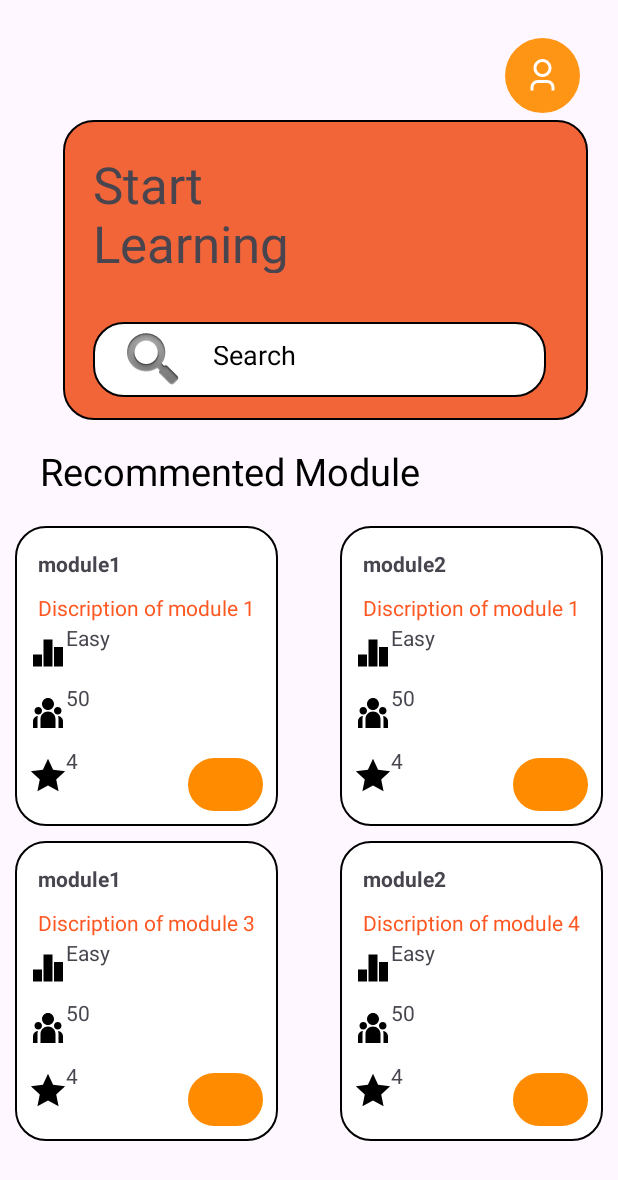
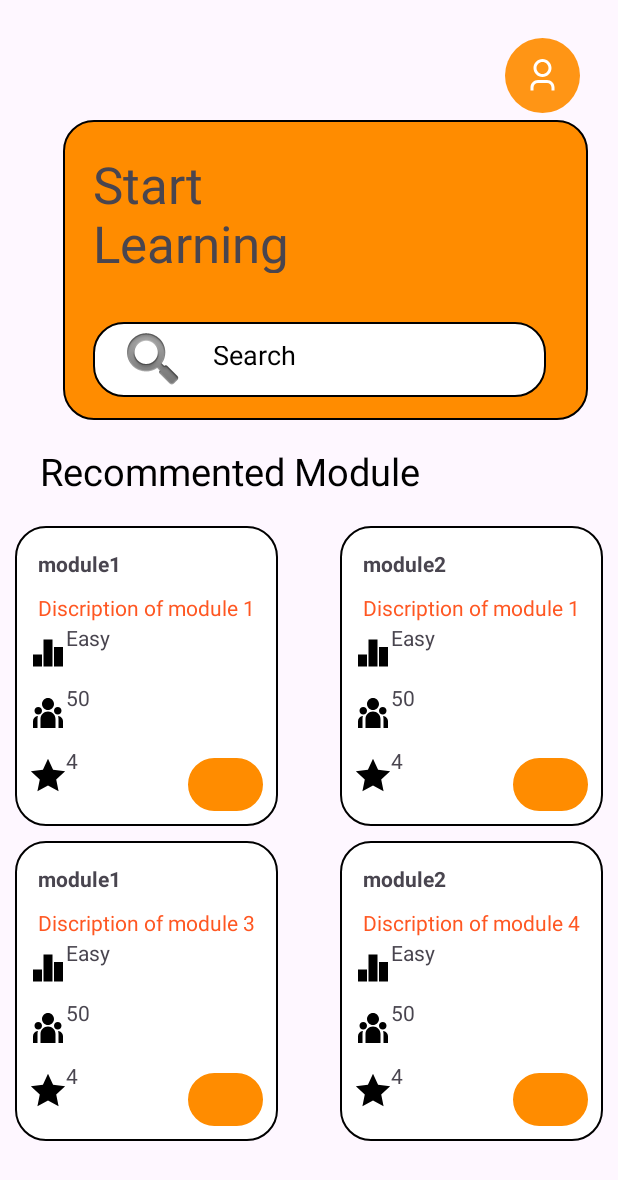
Before and after one commit to Sotos2013/android_main_page, an Android app: the screen it shows after launch (MainActivity), on a phone screen of 412 x 824 dp. Shown: the top 1180 px of the screen. Run offline under Robolectric (Android 15) with nearby library versions, the phone set to English and light mode, and no system bars.

Commit message:
Change colors.xml

```diff
--- a/app/src/main/res/values/colors.xml
+++ b/app/src/main/res/values/colors.xml
@@ -3,5 +3,5 @@
     <color name="black">#FF000000</color>
     <color name="white">#FFFFFFFF</color>
     <color name="orange">#FF5722</color>
-    <color name="light_orange">#F16539</color>
+    <color name="light_orange">#ff8c00</color>
 </resources>
```
